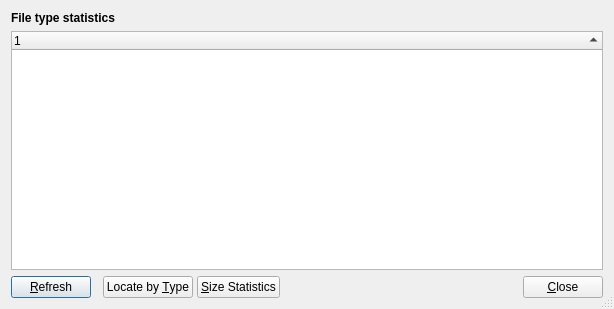
Qt form src/file-type-stats-window.ui (Lithopsian/qdirstat) before a commit.
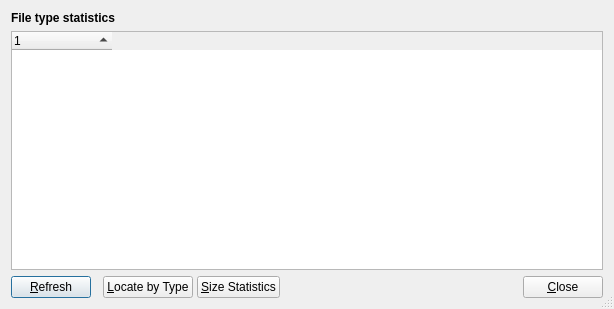
The same form after that commit. Icons and pictures are not drawn.

The edit to the form file:
```diff
--- a/src/file-type-stats-window.ui
+++ b/src/file-type-stats-window.ui
@@ -39,7 +39,7 @@
       <bool>true</bool>
      </property>
      <attribute name="headerStretchLastSection">
-      <bool>true</bool>
+      <bool>false</bool>
      </attribute>
      <column>
       <property name="text">
@@ -71,7 +71,7 @@
        <item>
         <widget class="QPushButton" name="locateButton">
          <property name="text">
-          <string>Locate by &amp;Type</string>
+          <string>&amp;Locate by Type</string>
          </property>
         </widget>
        </item>
```
Left out of the diff: 3 changed lines with no effect on the pictures.
